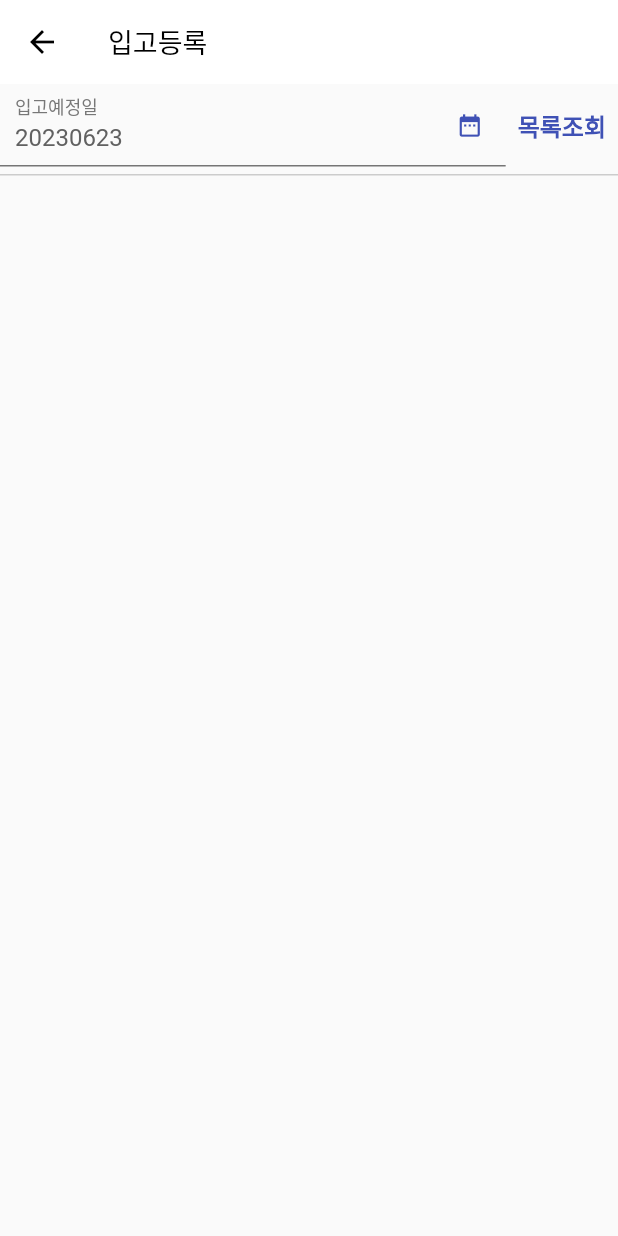
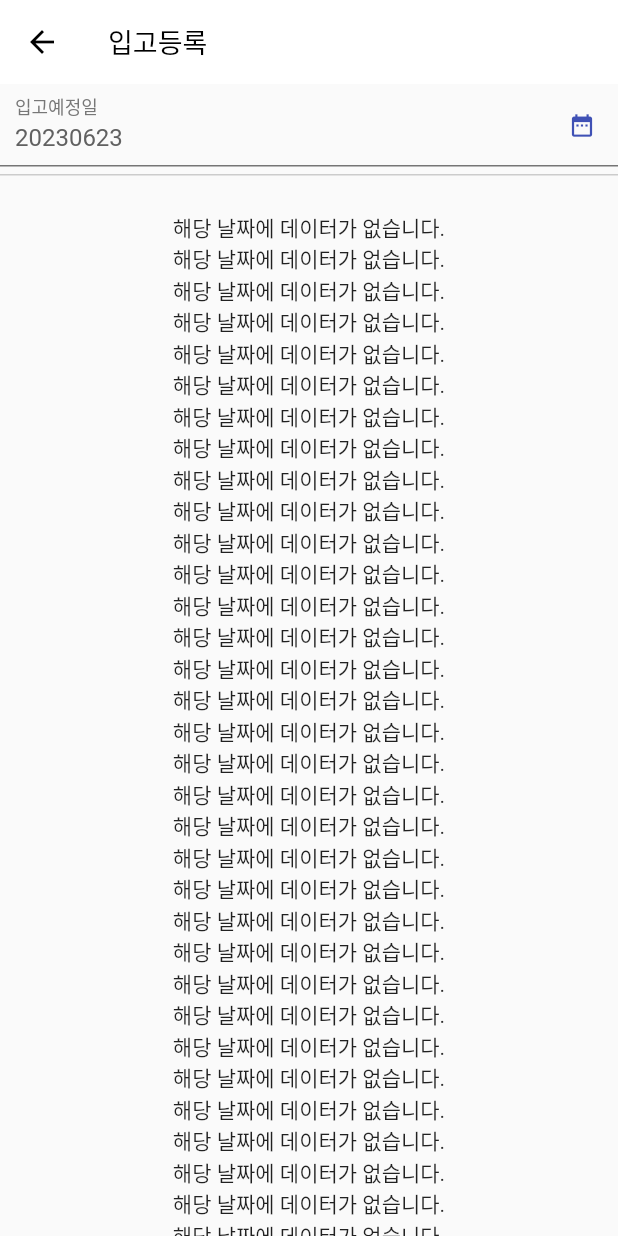
Before and after one commit to actaserp/seongwoopda, a Flutter app: the AppPage01 screen opened directly, on a phone screen of 412 x 824 dp. Run offline on Flutter 3.47's test engine with Material 2 defaults, Android fonts, the light colour scheme and no system bars; our stand-ins replace cached_network_image, carousel_slider, flutter_secure_storage, fluttertoast, get and 1 more; missing offline and left inert: actkosep, dart:ffi, flutter_session_manager, get_ip_address, pointmobile_scanner; accounts and stored records are empty; statements that could not run were skipped.

Commit message:
20230623_박광열 두문PAD

```diff
--- a/lib/model/themoon/padlist_model.dart
+++ b/lib/model/themoon/padlist_model.dart
@@ -7,7 +7,9 @@
   late var phm_size;
   late var phm_unit;
   late var code88;
-  int Count;
+  late var Sum2;
+  late var wfokqt_sum;
+
 
   padlist_model({
     required this.phm_pnam,
@@ -15,7 +17,8 @@
     this.phm_pcod,
     this.phm_unit,
     this.code88,
-    this.Count = 0,
+    this.Sum2,
+    this.wfokqt_sum
   });
 
   bool startsWith(String prefix){
@@ -24,7 +27,7 @@
 
   @override
   String toString() {
-    return '$phm_pcod $phm_pnam $phm_size $phm_unit $code88 $Count';
+    return '$phm_pcod $phm_pnam $phm_size $phm_unit $code88';
   }
 
 
--- a/lib/model/themoon/storelist_model.dart
+++ b/lib/model/themoon/storelist_model.dart
@@ -19,6 +19,8 @@
   late var wotqt;
   late var stdate;
   late var jaeqty;
+  late var wfokqt_sum;
+
   bool isChecked = true;
 
   TextEditingController? textEditingController = TextEditingController();
@@ -40,6 +42,7 @@
     this.wotqt,
     this.stdate,
     this.jaeqty,
+    this.wfokqt_sum,
     this.textEditingController,
     required this.isChecked,
   });
--- a/lib/ui/app01/AppPage01.dart
+++ b/lib/ui/app01/AppPage01.dart
@@ -2,9 +2,10 @@
 import 'dart:convert';
 import 'dart:async';
 import 'dart:io';
+import 'package:actkosep/model/themoon/padlist_model.dart';
 import 'package:flutter/services.dart';
 import 'package:pointmobile_scanner/pointmobile_scanner.dart';
-
+import 'package:actkosep/ui/app01/AppPage01_Subpage.dart';
 
 import 'package:flutter/material.dart';
 import 'package:flutter_session_manager/flutter_session_manager.dart';
@@ -13,10 +14,8 @@
 
 import '../../config/constant.dart';
 import '../../config/global_style.dart';
-import '../../model/ca609/padlist_model.dart';
 import '../../model/kosep/Da035List_model.dart';
 import '../../model/themoon/storelist_model.dart';
-import 'AppPage01_Subpage.dart';
 
 class AppPage01 extends StatefulWidget {
   const AppPage01({Key? key}) : super(key: key);
@@ -44,6 +43,8 @@
   String pcode = '';
   bool chk = false;
   num sum  = 0;
+  List<num> sum2 = [];
+
 
   String _perid = '';
   String _custcd = "";
@@ -147,6 +148,7 @@
 
 
   Future PDAlist_getdata(String? decodeResult) async {
+
     String _dbnm = await  SessionManager().get("dbnm");
 
     var uritxt = CLOUD_URL + '/themoon/list01';
@@ -242,6 +244,7 @@
       },
     );
     if(response.statusCode == 200){
+
       List<dynamic> alllist = [];
       alllist = jsonDecode(utf8.decode(response.bodyBytes));
       storelist.clear();
@@ -264,6 +267,7 @@
 
         );
         sum +=  int.parse(alllist[i]["wfokqt"]);
+
 
         /*Set<String> cltnm = Set();*/
 
@@ -416,28 +420,7 @@
                     ),
                   ),
                 ),
-                TextButton(
-                  onPressed: () {
-                    setState(() {
-                      _etDate.text;
-                    });
-                    String ls_etdate = _etDate.text  ;
-                    if(ls_etdate.length == 0){
-                      print("일자를 입력하세요");
-                      return;
-                    }
-                    /*da035list_getdata();*/
-                    print(_etDate.text );
-                  },
-                  child: Text(
-                    '목록조회',
-                    style: TextStyle(
-                      color: Colors.indigo,
-                      fontWeight: FontWeight.bold,
-                      fontSize: 16,
-                    ),
-                  ),
-                ),
+
               ],
             ),
             Container(
--- a/lib/ui/app01/AppPage02.dart
+++ b/lib/ui/app01/AppPage02.dart
@@ -2,6 +2,8 @@
 import 'dart:convert';
 import 'dart:io';
 
+import 'package:actkosep/model/themoon/storelist_model.dart';
+import 'package:actkosep/ui/app01/AppPage01_Subpage.dart';
 import 'package:flutter/cupertino.dart';
 import 'package:flutter/material.dart';
 import 'package:flutter_session_manager/flutter_session_manager.dart';
@@ -11,7 +13,6 @@
 import '../../config/constant.dart';
 import '../../config/global_style.dart';
 import '../../model/kosep/Da035List_model.dart';
-import '../../model/themoon/storelist_model.dart';
 import '../home/tab_home.dart';
 
 class AppPage02 extends StatefulWidget {
```
Also changed, not shown: lib/ui/app01/AppPage01_Subpage.dart (+14 -3 lines), lib/ui/app01/AppPage03.dart (+6 -3 lines).
